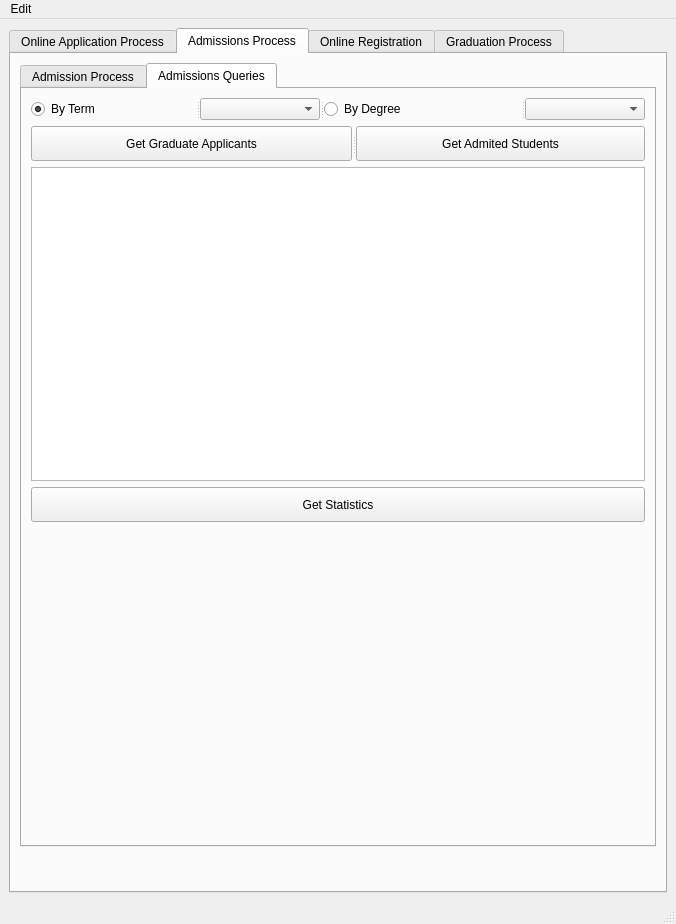
First picture: the form in starrs/ui/ui_main.ui, repository kiryha/CIS556, before the edit.
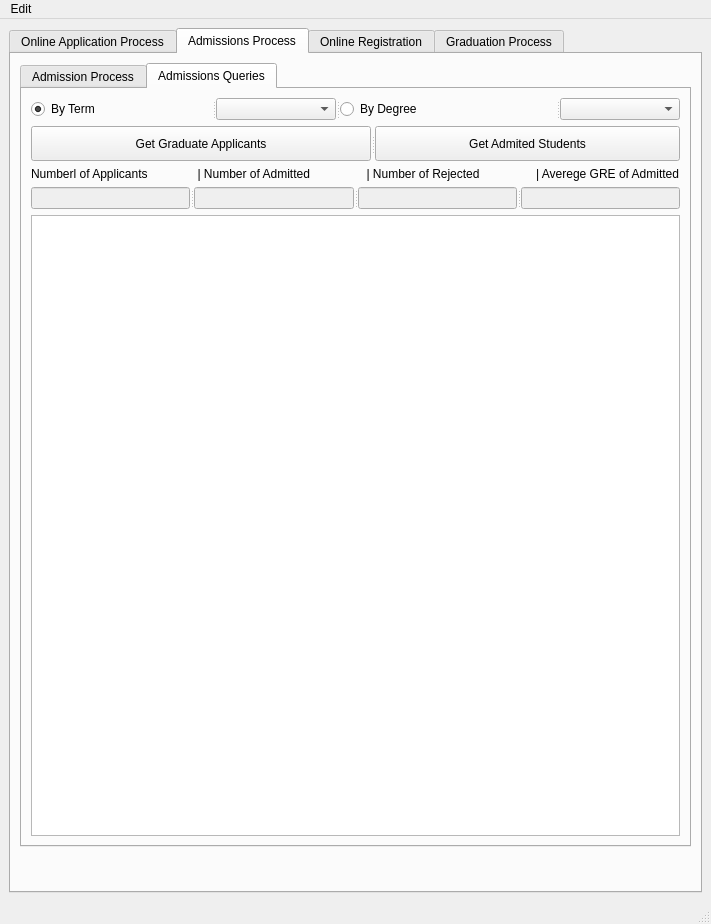
Second picture: the form after the edit. The open tabs and pages were chosen to show the change.

Commit message: query statistics

Diff of the .ui file:
```diff
--- a/starrs/ui/ui_main.ui
+++ b/starrs/ui/ui_main.ui
@@ -920,33 +920,53 @@
              </widget>
             </item>
             <item>
-             <widget class="QTableView" name="tabAdmissionQuerries"/>
-            </item>
-            <item>
-             <widget class="QPushButton" name="btnGetGSStatistics">
-              <property name="minimumSize">
-               <size>
-                <width>0</width>
-                <height>35</height>
-               </size>
-              </property>
+             <widget class="QLabel" name="label">
               <property name="text">
-               <string>Get Statistics</string>
+               <string>Numberl of Applicants               | Number of Admitted                 | Number of Rejected                 | Averege GRE of Admitted</string>
               </property>
              </widget>
             </item>
             <item>
-             <spacer name="verticalSpacer_3">
+             <widget class="QSplitter" name="splitter_21">
               <property name="orientation">
-               <enum>Qt::Vertical</enum>
+               <enum>Qt::Horizontal</enum>
               </property>
-              <property name="sizeHint" stdset="0">
-               <size>
-                <width>20</width>
-                <height>40</height>
-               </size>
-              </property>
-             </spacer>
+              <widget class="QLineEdit" name="linStatApplicants">
+               <property name="enabled">
+                <bool>false</bool>
+               </property>
+               <property name="alignment">
+                <set>Qt::AlignCenter</set>
+               </property>
+              </widget>
+              <widget class="QLineEdit" name="linStatAdmitted">
+               <property name="enabled">
+                <bool>false</bool>
+               </property>
+               <property name="alignment">
+                <set>Qt::AlignCenter</set>
+               </property>
+              </widget>
+              <widget class="QLineEdit" name="linStatRejected">
+               <property name="enabled">
+                <bool>false</bool>
+               </property>
+               <property name="alignment">
+                <set>Qt::AlignCenter</set>
+               </property>
+              </widget>
+              <widget class="QLineEdit" name="linStatGRE">
+               <property name="enabled">
+                <bool>false</bool>
+               </property>
+               <property name="alignment">
+                <set>Qt::AlignCenter</set>
+               </property>
+              </widget>
+             </widget>
+            </item>
+            <item>
+             <widget class="QTableView" name="tabAdmissionQuerries"/>
             </item>
            </layout>
           </widget>
```
Left out of the diff: 2 changed lines with no effect on the pictures. The commit also changes 2 other files.
